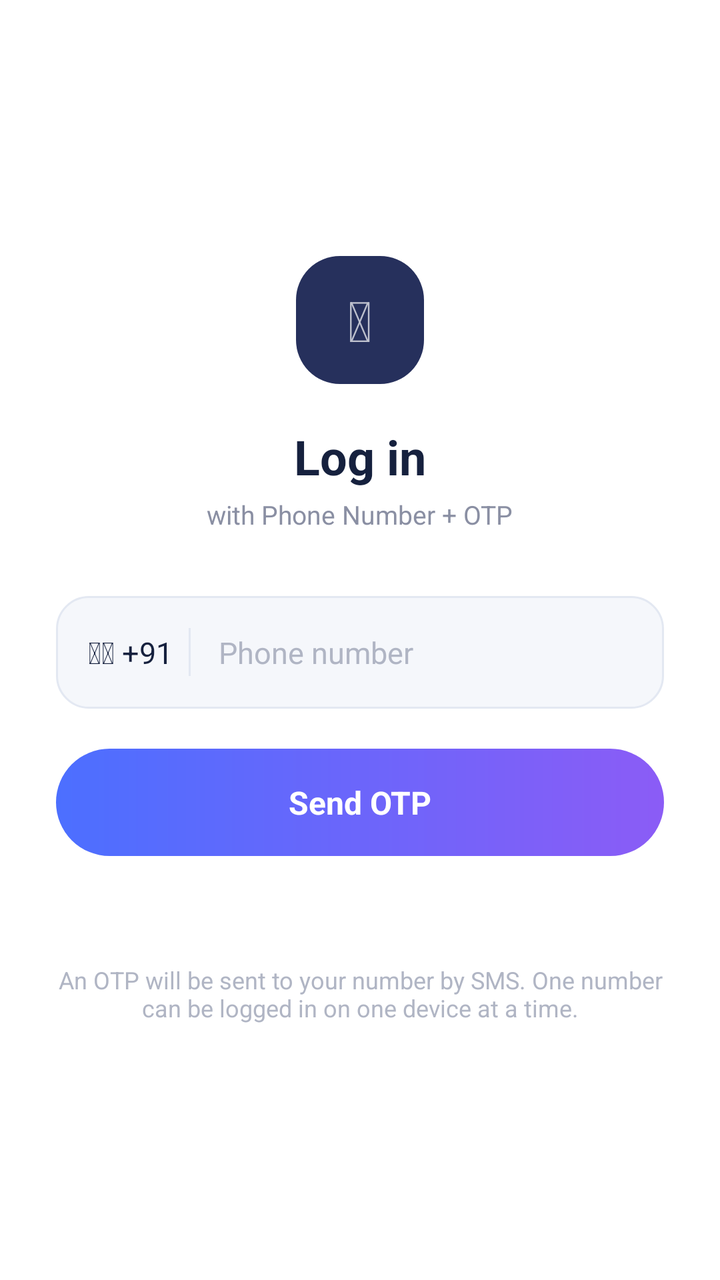
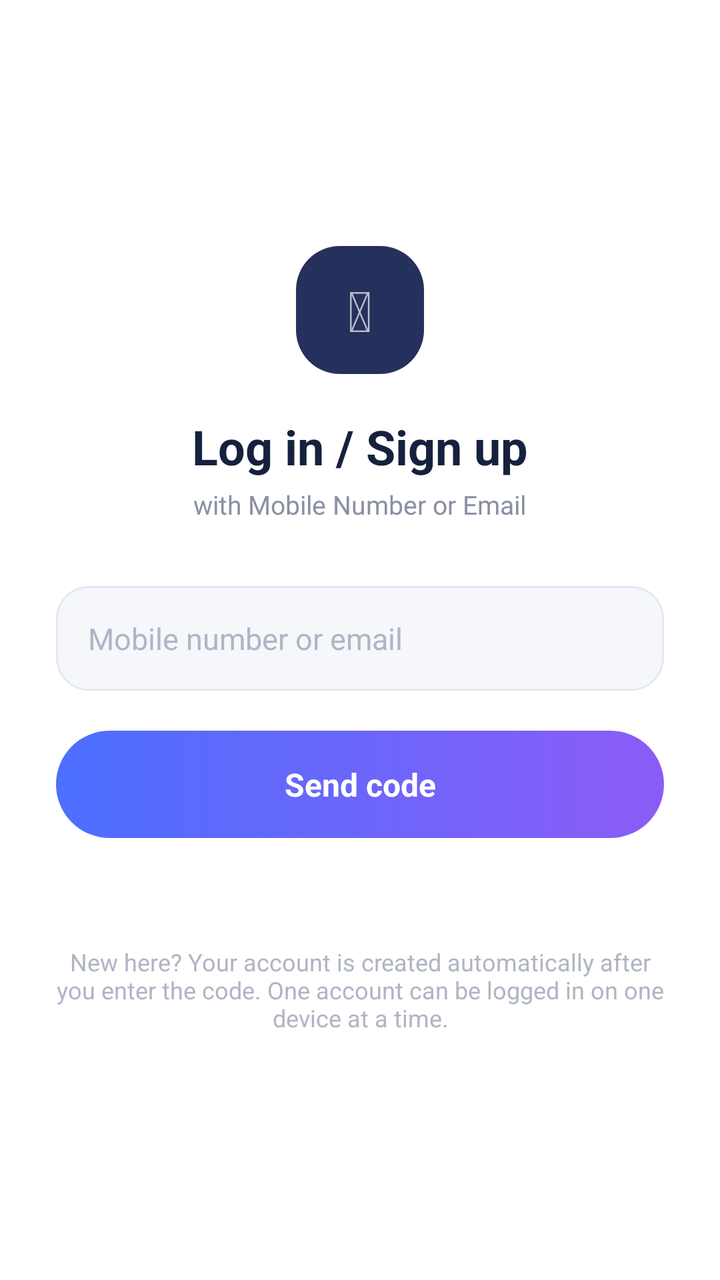

An Android layout rendered at two revisions. The XML below is the earlier revision; the diff shows what the commit changed to produce the second picture.
<!-- AndroidManifest.xml: application theme Theme.AutoDialer -->
<!-- res/layout/activity_login.xml -->
<?xml version="1.0" encoding="utf-8"?>
<ScrollView xmlns:android="http://schemas.android.com/apk/res/android"
    android:layout_width="match_parent"
    android:layout_height="match_parent"
    android:background="#FFFFFF"
    android:fillViewport="true">

    <LinearLayout
        android:layout_width="match_parent"
        android:layout_height="match_parent"
        android:orientation="vertical"
        android:gravity="center"
        android:padding="28dp">

        <FrameLayout
            android:layout_width="64dp"
            android:layout_height="64dp"
            android:background="@drawable/bg_icon_chip">

            <TextView
                android:layout_width="wrap_content"
                android:layout_height="wrap_content"
                android:layout_gravity="center"
                android:text="&#128172;"
                android:textSize="28sp"/>
        </FrameLayout>

        <TextView
            android:layout_width="wrap_content"
            android:layout_height="wrap_content"
            android:layout_marginTop="20dp"
            android:text="Log in"
            android:textColor="#16213E"
            android:textStyle="bold"
            android:textSize="24sp"/>

        <TextView
            android:layout_width="wrap_content"
            android:layout_height="wrap_content"
            android:layout_marginTop="4dp"
            android:text="with Phone Number + OTP"
            android:textColor="#8A8FA3"
            android:textSize="13sp"/>

        <LinearLayout
            android:layout_width="match_parent"
            android:layout_height="wrap_content"
            android:orientation="horizontal"
            android:layout_marginTop="32dp"
            android:gravity="center_vertical"
            android:background="@drawable/bg_login_input"
            android:padding="4dp">

            <TextView
                android:layout_width="wrap_content"
                android:layout_height="wrap_content"
                android:paddingStart="12dp"
                android:paddingEnd="8dp"
                android:text="&#127470;&#127475; +91"
                android:textColor="#16213E"
                android:textSize="15sp"/>

            <View
                android:layout_width="1dp"
                android:layout_height="24dp"
                android:background="#E3E8F2"/>

            <EditText
                android:id="@+id/etPhone"
                android:layout_width="0dp"
                android:layout_weight="1"
                android:layout_height="wrap_content"
                android:inputType="phone"
                android:maxLength="10"
                android:hint="Phone number"
                android:textColor="#16213E"
                android:textColorHint="#B0B5C4"
                android:background="@android:color/transparent"
                android:padding="14dp"
                android:textSize="15sp"/>
        </LinearLayout>

        <TextView
            android:id="@+id/btnSendOtp"
            android:layout_width="match_parent"
            android:layout_height="wrap_content"
            android:layout_marginTop="20dp"
            android:background="@drawable/bg_login_button"
            android:gravity="center"
            android:padding="16dp"
            android:text="Send OTP"
            android:textColor="#FFFFFF"
            android:textStyle="bold"
            android:textSize="16sp"/>

        <LinearLayout
            android:id="@+id/otpSection"
            android:layout_width="match_parent"
            android:layout_height="wrap_content"
            android:orientation="vertical"
            android:layout_marginTop="20dp"
            android:visibility="gone">

            <EditText
                android:id="@+id/etOtp"
                android:layout_width="match_parent"
                android:layout_height="wrap_content"
                android:background="@drawable/bg_login_input"
                android:gravity="center"
                android:hint="6-digit OTP"
                android:inputType="number"
                android:maxLength="6"
                android:padding="14dp"
                android:textColor="#16213E"
                android:textColorHint="#B0B5C4"
                android:textSize="20sp"
                android:letterSpacing="0.3"/>

            <TextView
                android:id="@+id/btnVerifyOtp"
                android:layout_width="match_parent"
                android:layout_height="wrap_content"
                android:layout_marginTop="14dp"
                android:background="@drawable/bg_login_button"
                android:gravity="center"
                android:padding="16dp"
                android:text="Verify &amp; Log in"
                android:textColor="#FFFFFF"
                android:textStyle="bold"
                android:textSize="16sp"/>

            <LinearLayout
                android:layout_width="match_parent"
                android:layout_height="wrap_content"
                android:layout_marginTop="14dp"
                android:orientation="horizontal">

                <TextView
                    android:id="@+id/btnChangeNumber"
                    android:layout_width="0dp"
                    android:layout_weight="1"
                    android:layout_height="wrap_content"
                    android:padding="8dp"
                    android:text="Change number"
                    android:textColor="#6C63FF"
                    android:textSize="14sp"/>

                <TextView
                    android:id="@+id/btnResendOtp"
                    android:layout_width="wrap_content"
                    android:layout_height="wrap_content"
                    android:padding="8dp"
                    android:gravity="end"
                    android:text="Resend OTP"
                    android:textColor="#6C63FF"
                    android:textSize="14sp"/>
            </LinearLayout>
        </LinearLayout>

        <TextView
            android:id="@+id/tvLoginStatus"
            android:layout_width="match_parent"
            android:layout_height="wrap_content"
            android:layout_marginTop="16dp"
            android:gravity="center"
            android:textColor="#8A8FA3"
            android:textSize="13sp"/>

        <TextView
            android:layout_width="match_parent"
            android:layout_height="wrap_content"
            android:layout_marginTop="20dp"
            android:gravity="center"
            android:text="An OTP will be sent to your number by SMS. One number can be logged in on one device at a time."
            android:textColor="#B0B5C4"
            android:textSize="12sp"/>

    </LinearLayout>
</ScrollView>
<!-- resources referenced by this layout -->
<resources>
  <!-- drawable bg_icon_chip (drawable) -->
  <?xml version="1.0" encoding="utf-8"?>
  <shape xmlns:android="http://schemas.android.com/apk/res/android">
      <solid android:color="#26305C"/>
      <corners android:radius="22dp"/>
  </shape>
  <!-- drawable bg_login_button (drawable) -->
  <?xml version="1.0" encoding="utf-8"?>
  <ripple xmlns:android="http://schemas.android.com/apk/res/android"
      android:color="#40FFFFFF">
      <item>
  <shape xmlns:android="http://schemas.android.com/apk/res/android">
      <gradient
          android:startColor="@color/gradient_top"
          android:endColor="@color/gradient_bottom"
          android:angle="0"/>
      <corners android:radius="28dp"/>
  </shape>
      </item>
  </ripple>
  <!-- drawable bg_login_input (drawable) -->
  <?xml version="1.0" encoding="utf-8"?>
  <shape xmlns:android="http://schemas.android.com/apk/res/android">
      <solid android:color="#F5F7FB"/>
      <corners android:radius="16dp"/>
      <stroke android:width="1dp" android:color="#E3E8F2"/>
  </shape>
  <style name="Theme.AutoDialer" parent="Theme.MaterialComponents.NoActionBar">
          <item name="colorPrimary">@color/resume_bg</item>
          <item name="colorPrimaryVariant">@color/resume_bg</item>
          <item name="android:windowBackground">@color/bg_dark</item>
          <item name="android:textColorPrimary">@color/text_primary_dark</item>
          <item name="android:textColorSecondary">@color/text_secondary_dark</item>
      </style>
  <color name="gradient_top">#4C6FFF</color>
  <color name="gradient_bottom">#8B5CF6</color>
  <color name="resume_bg">#4C6FFF</color>
  <color name="bg_dark">#0D0E1A</color>
  <color name="text_primary_dark">#F6F7FC</color>
  <color name="text_secondary_dark">#A2A4C4</color>
</resources>

<!-- the commit's change to res/layout/activity_login.xml (unified diff, before → after) -->
@@ -29,7 +29,7 @@
             android:layout_width="wrap_content"
             android:layout_height="wrap_content"
             android:layout_marginTop="20dp"
-            android:text="Log in"
+            android:text="Log in / Sign up"
             android:textColor="#16213E"
             android:textStyle="bold"
             android:textSize="24sp"/>
@@ -38,47 +38,23 @@
             android:layout_width="wrap_content"
             android:layout_height="wrap_content"
             android:layout_marginTop="4dp"
-            android:text="with Phone Number + OTP"
+            android:text="with Mobile Number or Email"
             android:textColor="#8A8FA3"
             android:textSize="13sp"/>
 
-        <LinearLayout
+        <EditText
+            android:id="@+id/etPhone"
             android:layout_width="match_parent"
             android:layout_height="wrap_content"
-            android:orientation="horizontal"
             android:layout_marginTop="32dp"
-            android:gravity="center_vertical"
             android:background="@drawable/bg_login_input"
-            android:padding="4dp">
-
-            <TextView
-                android:layout_width="wrap_content"
-                android:layout_height="wrap_content"
-                android:paddingStart="12dp"
-                android:paddingEnd="8dp"
-                android:text="&#127470;&#127475; +91"
-                android:textColor="#16213E"
-                android:textSize="15sp"/>
-
-            <View
-                android:layout_width="1dp"
-                android:layout_height="24dp"
-                android:background="#E3E8F2"/>
-
-            <EditText
-                android:id="@+id/etPhone"
-                android:layout_width="0dp"
-                android:layout_weight="1"
-                android:layout_height="wrap_content"
-                android:inputType="phone"
-                android:maxLength="10"
-                android:hint="Phone number"
-                android:textColor="#16213E"
-                android:textColorHint="#B0B5C4"
-                android:background="@android:color/transparent"
-                android:padding="14dp"
-                android:textSize="15sp"/>
-        </LinearLayout>
+            android:hint="Mobile number or email"
+            android:inputType="textEmailAddress"
+            android:maxLength="100"
+            android:padding="16dp"
+            android:textColor="#16213E"
+            android:textColorHint="#B0B5C4"
+            android:textSize="15sp"/>
 
         <TextView
             android:id="@+id/btnSendOtp"
@@ -88,7 +64,7 @@
             android:background="@drawable/bg_login_button"
             android:gravity="center"
             android:padding="16dp"
-            android:text="Send OTP"
+            android:text="Send code"
             android:textColor="#FFFFFF"
             android:textStyle="bold"
             android:textSize="16sp"/>
@@ -107,7 +83,7 @@
                 android:layout_height="wrap_content"
                 android:background="@drawable/bg_login_input"
                 android:gravity="center"
-                android:hint="6-digit OTP"
+                android:hint="6-digit code"
                 android:inputType="number"
                 android:maxLength="6"
                 android:padding="14dp"
@@ -141,7 +117,7 @@
                     android:layout_weight="1"
                     android:layout_height="wrap_content"
                     android:padding="8dp"
-                    android:text="Change number"
+                    android:text="Change"
                     android:textColor="#6C63FF"
                     android:textSize="14sp"/>
 
@@ -151,7 +127,7 @@
                     android:layout_height="wrap_content"
                     android:padding="8dp"
                     android:gravity="end"
-                    android:text="Resend OTP"
+                    android:text="Resend code"
                     android:textColor="#6C63FF"
                     android:textSize="14sp"/>
             </LinearLayout>
@@ -171,7 +147,7 @@
             android:layout_height="wrap_content"
             android:layout_marginTop="20dp"
             android:gravity="center"
-            android:text="An OTP will be sent to your number by SMS. One number can be logged in on one device at a time."
+            android:text="New here? Your account is created automatically after you enter the code. One account can be logged in on one device at a time."
             android:textColor="#B0B5C4"
             android:textSize="12sp"/>
 
